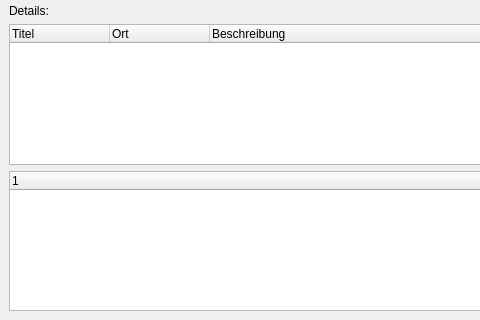
Old version of the form julius/gui/main.ui in the repository shahrutul/p2p; both pictures show x 0 to 480 and y 219 to 539 of the 568 by 539 pixel window.
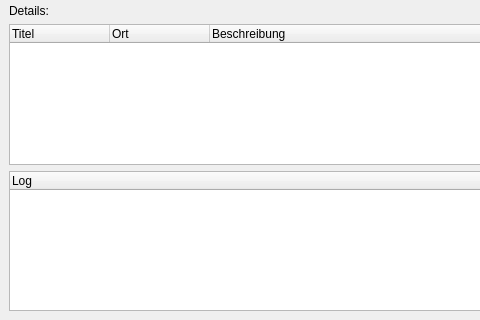
New version of the form.

Commit message: Rohbau (Beginn)

Patch:
```diff
--- a/julius/gui/main.ui
+++ b/julius/gui/main.ui
@@ -101,7 +101,13 @@
      </widget>
     </item>
     <item>
-     <widget class="QTreeWidget" name="twAusgabe"/>
+     <widget class="QTreeWidget" name="twLog">
+      <column>
+       <property name="text">
+        <string>Log</string>
+       </property>
+      </column>
+     </widget>
     </item>
    </layout>
   </widget>
```
The commit also changes 1 other file.
